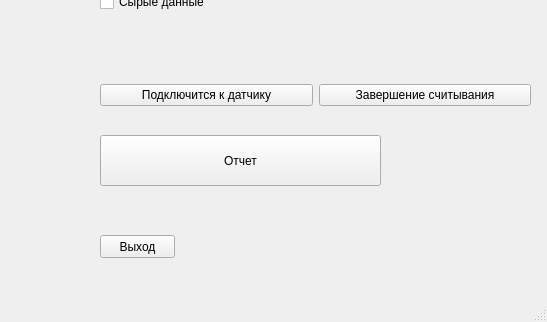
Reggifer/Dip, file maket.ui: the form before one commit; both pictures show x 600 to 1147 and y 355 to 677 of the 1147 by 677 pixel window.
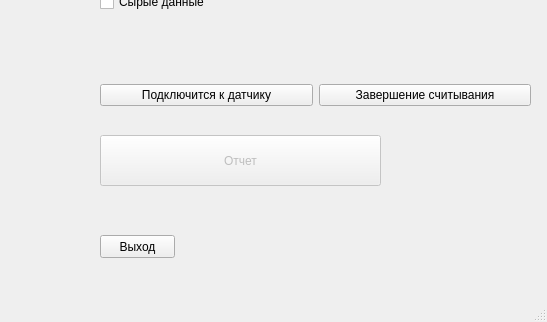
The form after the commit. Icons and pictures are not drawn.

```diff
--- a/maket.ui
+++ b/maket.ui
@@ -47,6 +47,9 @@
     </property>
    </widget>
    <widget class="QPushButton" name="pushButton_6">
+    <property name="enabled">
+     <bool>false</bool>
+    </property>
     <property name="geometry">
      <rect>
       <x>700</x>
```
